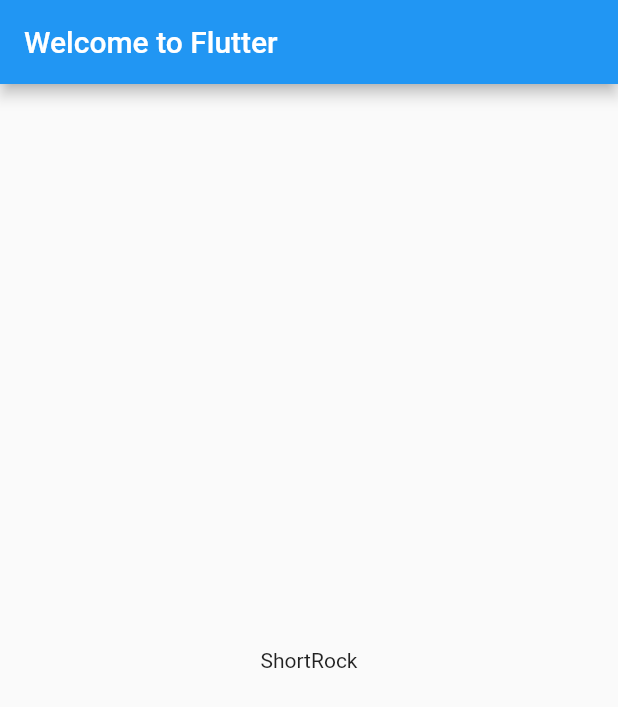
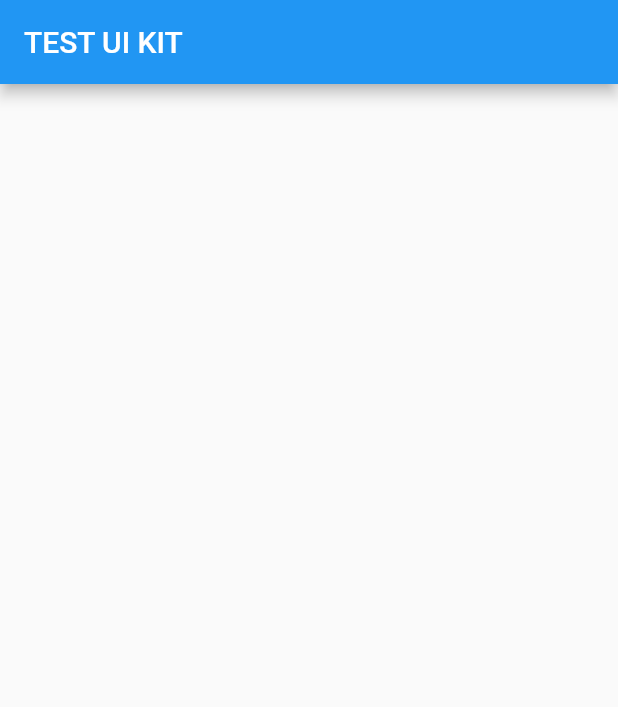
Before and after one commit to chrisCodeCommits/Dartlang_tests, a Flutter app: the screen it shows after launch, on a phone screen of 412 x 824 dp. Shown: the top 707 px of the screen. Run offline on Flutter 3.47's test engine with Material 2 defaults, Android fonts, the phone set to English and light mode, and no system bars.

```diff
--- a/lib/main.dart
+++ b/lib/main.dart
@@ -1,22 +1,15 @@
 import 'package:flutter/material.dart';
-import 'package:english_words/english_words.dart';
 
-void main() => runApp(MyApp());
+main(){
+  runApp(MyApp());
+}
 
 class MyApp extends StatelessWidget {
-  @override
-  Widget build(BuildContext context) {
-    final wordPair = WordPair.random();
-
+  build(context) {
     return MaterialApp(
-      title: 'Welcome to Flutter',
       home: Scaffold(
         appBar: AppBar(
-          title: Text('Welcome to Flutter'),
-        ),
-        body: Center(
-          //child: Text('Hello World'),
-          child: Text(wordPair.asPascalCase),
+          title: Text('TEST UI KIT'),
         ),
       ),
     );
```
